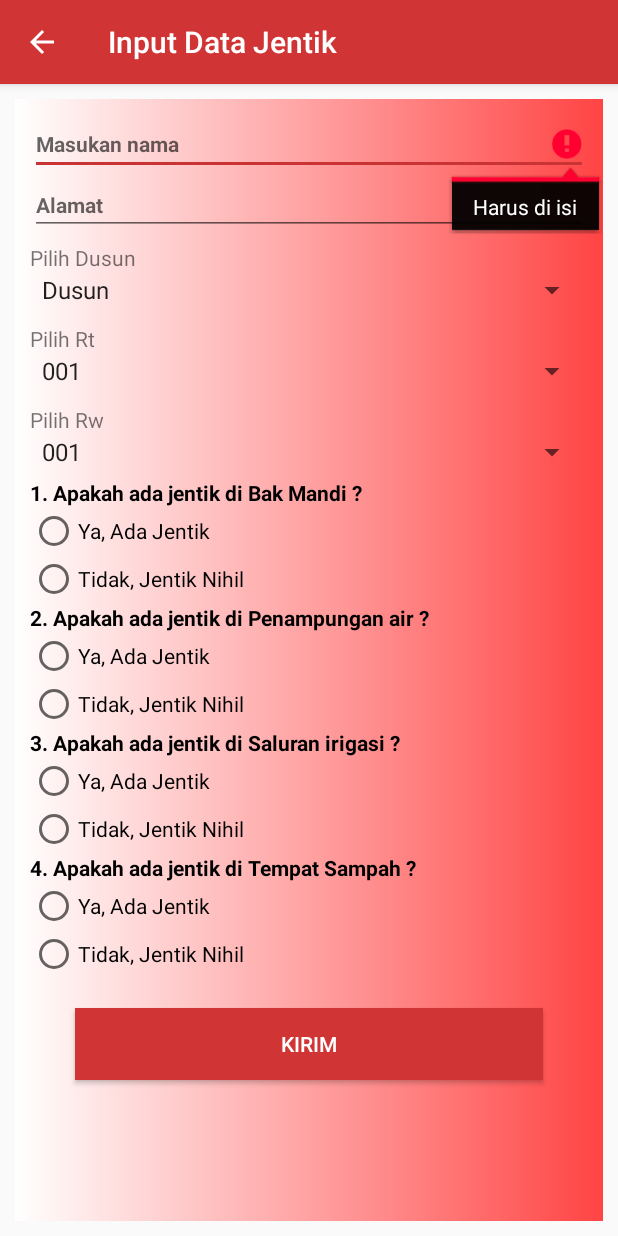
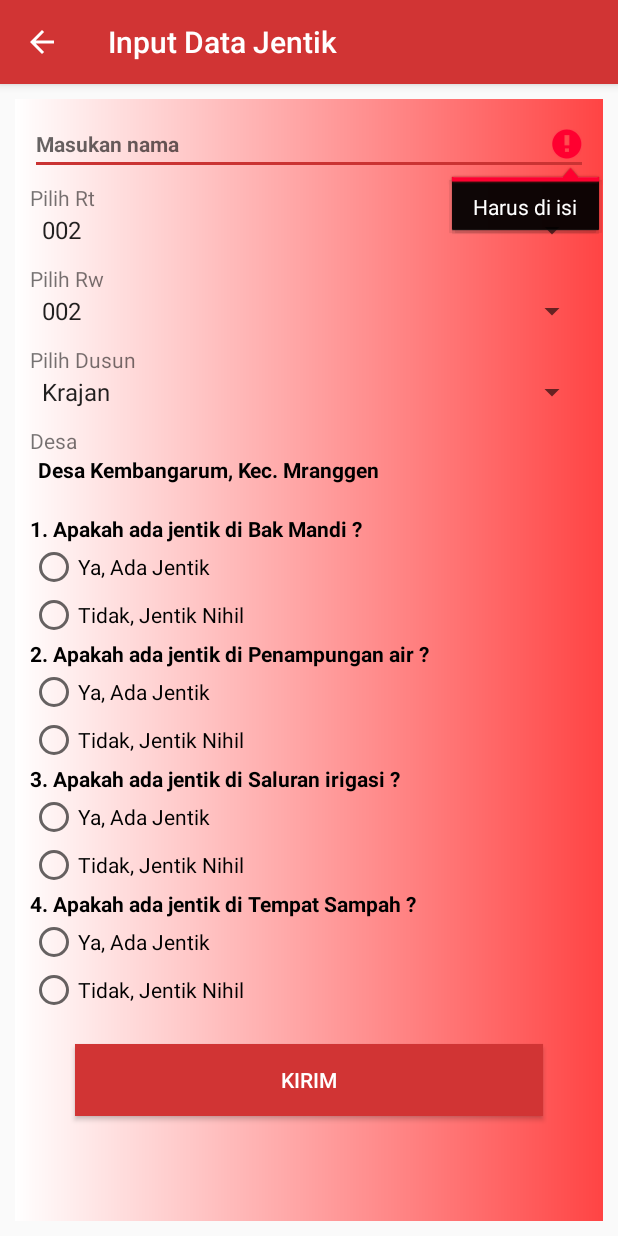
Before and after one commit to purjahini/JentikApps, an Android app: the InputJentik screen opened directly, with no data from a screen before it, after a tap on "KIRIM", on a phone screen of 412 x 824 dp. Run offline under Robolectric (Android 15) with nearby library versions, the phone set to English and light mode, and no system bars.

Commit message:
update rt rw desa data real

```diff
--- a/app/src/main/java/net/bedev/jentikapps/InputJentik.kt
+++ b/app/src/main/java/net/bedev/jentikapps/InputJentik.kt
@@ -41,7 +41,7 @@ class InputJentik : AppCompatActivity() {
     private fun ProsesCeklist() {
 
         val nama = EdName.text.toString()
-        val alamat = EdAlamat.text.toString()
+        val alamat = EdAlamat.text.toString().trim()
 //        val rt = EdRt.text.toString()
 //        val rw = EdRw.text.toString()
 
@@ -71,10 +71,7 @@ class InputJentik : AppCompatActivity() {
             EdName.error = "Harus di isi"
             return
         }
-        if (alamat.isEmpty()) {
-            EdAlamat.error = "Harus di isi"
-            return
-        }
+
 //        if (rt.isEmpty()) {
 //            EdRt.error = "Harus di isi"
 //            return
@@ -87,7 +84,7 @@ class InputJentik : AppCompatActivity() {
         val apiService = ApiConfig.getApiService()
         apiService.CreateJentik(
             EdName.text.toString().trim(),
-            EdAlamat.text.toString().trim(),
+            alamat,
             dusun.trim(),
             rt.trim(),
             rw.trim(),
@@ -116,7 +113,7 @@ class InputJentik : AppCompatActivity() {
                         See.toast(this@InputJentik, "Input Data Jentik Berhasil")
 
                         EdName.setText("")
-                        EdAlamat.setText("")
+
 //                        EdRt.setText("")
 //                        EdRw.setText("")
                         RbYaBakMandi.isChecked = false
--- a/app/src/main/res/layout/activity_input_jentik.xml
+++ b/app/src/main/res/layout/activity_input_jentik.xml
@@ -24,29 +24,6 @@
             android:textSize="14dp"
             android:textStyle="bold" />
 
-        <EditText
-            android:id="@+id/EdAlamat"
-            android:layout_width="match_parent"
-            android:layout_height="wrap_content"
-            android:layout_below="@id/EdUsername"
-            android:hint="Alamat"
-            android:textSize="14dp"
-            android:textStyle="bold" />
-
-
-
-        <TextView
-            android:layout_marginTop="5dp"
-            android:layout_width="match_parent"
-            android:layout_height="wrap_content"
-            android:text="@string/Pilihdusun"/>
-        <Spinner
-            android:layout_marginBottom="5dp"
-            android:entries="@array/dusun"
-            android:id="@+id/SpDusun"
-            android:layout_width="match_parent"
-            android:layout_height="wrap_content"/>
-
         <TextView
             android:layout_marginTop="5dp"
             android:layout_width="match_parent"
@@ -68,6 +45,17 @@
             android:layout_marginBottom="5dp"
             android:entries="@array/rw"
             android:id="@+id/SpRW"
+            android:layout_width="match_parent"
+            android:layout_height="wrap_content"/>
+        <TextView
+            android:layout_marginTop="5dp"
+            android:layout_width="match_parent"
+            android:layout_height="wrap_content"
+            android:text="@string/Pilihdusun"/>
+        <Spinner
+            android:layout_marginBottom="5dp"
+            android:entries="@array/dusun"
+            android:id="@+id/SpDusun"
             android:layout_width="match_parent"
             android:layout_height="wrap_content"/>
 
@@ -92,8 +80,25 @@
             android:inputType="number"
             android:textSize="14dp"
             android:textStyle="bold" />
+        <TextView
+            android:layout_marginTop="5dp"
+            android:layout_width="match_parent"
+            android:layout_height="wrap_content"
+            android:text="@string/Desa"/>
 
         <TextView
+            android:layout_marginLeft="5dp"
+            android:id="@+id/EdAlamat"
+            android:layout_marginBottom="10dp"
+            android:layout_width="match_parent"
+            android:layout_height="wrap_content"
+            android:text="Desa Kembangarum, Kec. Mranggen"
+            android:textSize="14dp"
+            android:textColor="@android:color/black"
+            android:textStyle="bold" />
+
+        <TextView
+            android:layout_marginTop="10dp"
             android:layout_width="wrap_content"
             android:layout_height="wrap_content"
             android:text="1. Apakah ada jentik di Bak Mandi ?"
--- a/app/src/main/res/values/strings.xml
+++ b/app/src/main/res/values/strings.xml
@@ -3,17 +3,16 @@
     <string name="Pilihdusun">Pilih Dusun</string>
     <string name="PilihRt">Pilih Rt</string>
     <string name="PilihRw">Pilih  Rw</string>
+    <string name="Desa">Desa</string>
     <string-array name="dusun">
-        <item>Dusun</item>
+        <item>Krajan</item>
     </string-array>
     <string-array name="rw">
-        <item>001</item>
+        <item>002</item>
+    </string-array>
+    <string-array name="rt">
         <item>002</item>
         <item>003</item>
-    </string-array>
-    <string-array name="rt">
-        <item>001</item>
-        <item>002</item>
-        <item>003</item>
+        <item>004</item>
     </string-array>
 </resources>
```
Also changed, not shown: app/src/main/res/layout/item_statistik.xml (+17 -14 lines).
